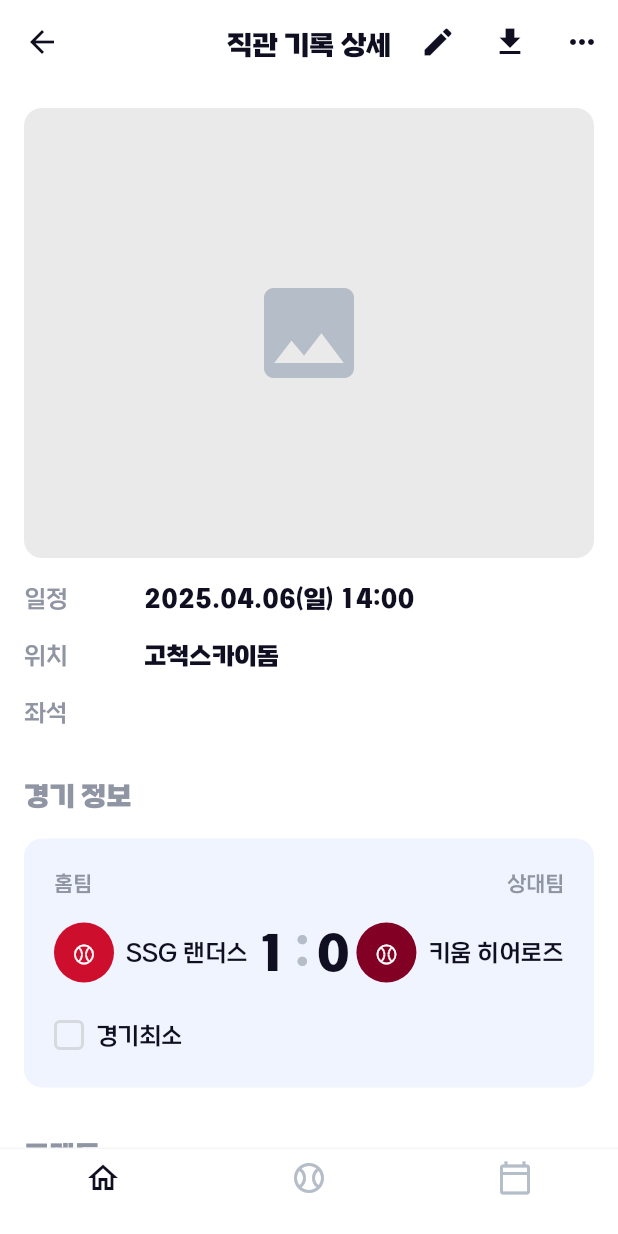
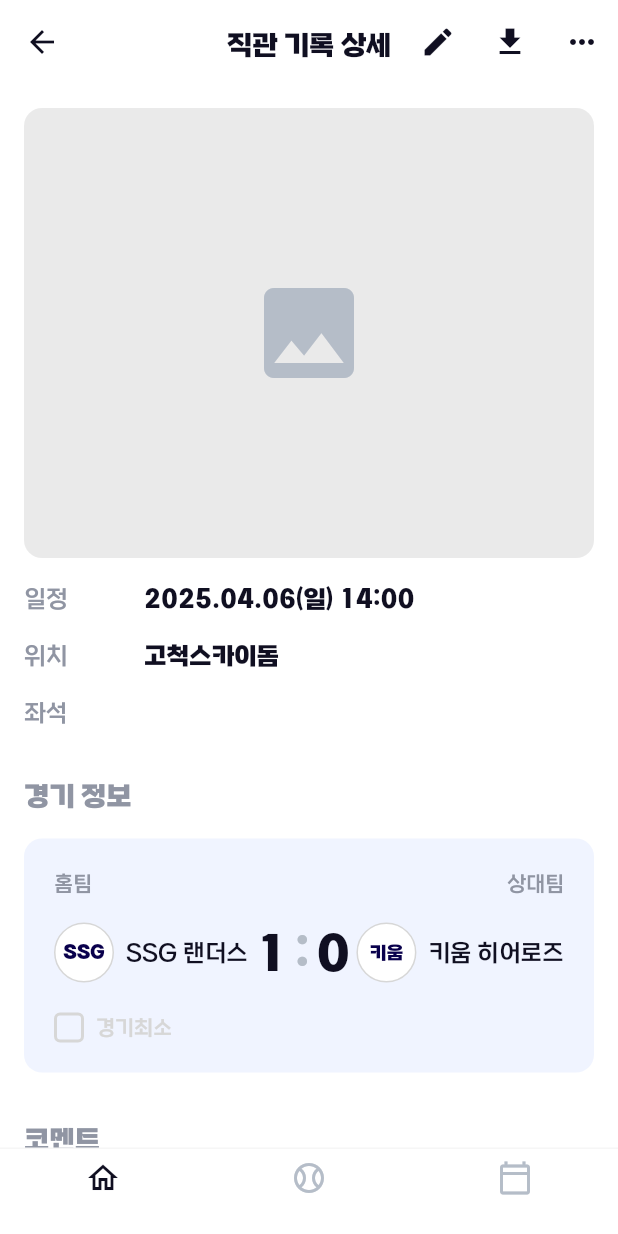
Before and after one commit to GlassyBus/seungyo-app, a Flutter app: the RecordDetailPage screen opened directly with sample values from the repository, on a phone screen of 412 x 824 dp. Run offline on Flutter 3.47's test engine with Material 3 defaults, Android fonts, the phone set to English and light mode, and no system bars; our stand-ins replace drift, equatable, flutter_svg, fluttertoast, image_picker, shared_preferences and 1 more; missing offline and left inert: sqlite3; accounts and stored records are empty; generated files the repository leaves out were written again.

Commit message:
Feat/db (#17)
* feat: 뒤로가기 수정

* feat: 닉네임 입력 화면 개선 및 유효성 검사 추가

- 피그마 디자인에 맞춰 닉네임 입력 화면 UI 개선
- 닉네임 길이 제한(2~10글자) 기능 구현
- 닉네임 유효성에 따른 버튼 활성화/비활성화 상태 관리
- 유효성 검사 결과에 따른 피드백 메시지 표시
  - 2글자 미만: 메시지 없음, 버튼 비활성화
  - 2~10글자: "사용 가능한 닉네임이에요." 메시지와 체크 아이콘 표시
  - 10글자 초과: "닉네임은 최대 10글자까지 가능해요." 메시지와 오류 아이콘 표시
- 버튼 스타일 개선: 유효한 닉네임일 때 네이비 배경과 흰색 텍스트

이 변경으로 사용자에게 더 직관적이고 명확한 피드백을 제공하여 UX 개선

* DB 테이블에 맞춰 수정

* db 오류 수정

* 기록에 직관 db 데이터 세팅

* 기록 데이터 내림 차순

* 기록 아이템 팀 이름으로 수정

* ui db 충돌 수정

* ui db 충돌 수정

* 로그인 로직 DB 수정

* 홈화면 유저 정보 표시

* 회원가입 완료 화면 엠블런 없는 오류 수정

* 프로필 수정 수정

* 직관 팀 선택 엠블럼 db에서 못가져오는거 수정

* DB 이미지 저장 및 사용 수정

* DB의 실제 canceled 값을 사용하여 체크박스 초기화

* 상세에서 db 데이터 못가져오는거 수정

```diff
--- a/lib/view/record/record_detail_screen.dart
+++ b/lib/view/record/record_detail_screen.dart
@@ -5,7 +5,6 @@ import 'package:intl/intl.dart';
 import 'package:seungyo/theme/theme.dart';
 
 import '../../models/game_record.dart';
-import '../../widgets/custom_checkbox.dart';
 import 'create_record_screen.dart';
 import 'widgets/action_modal.dart';
 
@@ -19,7 +18,7 @@ class RecordDetailPage extends StatefulWidget {
 }
 
 class _RecordDetailPageState extends State<RecordDetailPage> {
-  late bool isGameMinimum;
+  late final bool isGameMinimum;
 
   @override
   void initState() {
@@ -77,7 +76,9 @@ class _RecordDetailPageState extends State<RecordDetailPage> {
         borderRadius: BorderRadius.circular(12),
         child:
             widget.game.photos.isNotEmpty
-                ? PageView.builder(
+                ? Stack(
+                  children: [
+                    PageView.builder(
                       itemCount: widget.game.photos.length,
                       itemBuilder: (context, index) {
                         return Image.file(
@@ -90,6 +91,24 @@ class _RecordDetailPageState extends State<RecordDetailPage> {
                               ),
                         );
                       },
+                    ),
+                    if (widget.game.photos.length > 1)
+                      Positioned(
+                        bottom: 16,
+                        right: 16,
+                        child: Container(
+                          padding: const EdgeInsets.symmetric(horizontal: 8, vertical: 4),
+                          decoration: BoxDecoration(
+                            color: Colors.black.withOpacity(0.7),
+                            borderRadius: BorderRadius.circular(12),
+                          ),
+                          child: Text(
+                            '${widget.game.photos.length}장',
+                            style: const TextStyle(color: Colors.white, fontSize: 12),
+                          ),
+                        ),
+                      ),
+                  ],
                 )
                 : Container(
                   color: AppColors.gray20,
@@ -171,8 +190,8 @@ class _RecordDetailPageState extends State<RecordDetailPage> {
       children: [
         _buildTeamInfo(
           widget.game.homeTeam.name,
-          widget.game.homeTeam.primaryColor,
-          widget.game.homeTeam.logoUrl ?? '⚾',
+          widget.game.homeTeam.shortName, // shortName 직접 사용
+          widget.game.homeTeam.logo ?? '',
           textTheme,
         ),
         Text('${widget.game.homeScore}', style: textTheme.displayLarge),
@@ -180,25 +199,53 @@ class _RecordDetailPageState extends State<RecordDetailPage> {
         Text('${widget.game.awayScore}', style: textTheme.displayLarge),
         _buildTeamInfo(
           widget.game.awayTeam.name,
-          widget.game.awayTeam.primaryColor,
-          widget.game.awayTeam.logoUrl ?? '⚾',
+          widget.game.awayTeam.shortName, // shortName 직접 사용
+          widget.game.awayTeam.logo ?? '',
           textTheme,
         ),
       ],
     );
   }
 
-  Widget _buildTeamInfo(String teamName, Color color, String logoText, TextTheme textTheme) {
+  Widget _buildTeamInfo(String teamName, String shortName, String logoPath, TextTheme textTheme) {
     return Row(
       children: [
         Container(
           width: 40,
           height: 40,
-          decoration: BoxDecoration(color: color, borderRadius: BorderRadius.circular(20)),
+          decoration: BoxDecoration(
+            color: Colors.white,
+            shape: BoxShape.circle,
+            border: Border.all(color: AppColors.gray30, width: 1),
+          ),
           child: Center(
-            child: Text(
-              logoText,
-              style: textTheme.bodySmall?.copyWith(color: Colors.white, fontWeight: FontWeight.bold),
+            child:
+                logoPath.isNotEmpty && logoPath.startsWith('assets/')
+                    ? ClipRRect(
+                      borderRadius: BorderRadius.circular(20),
+                      child: Image.asset(
+                        logoPath,
+                        width: 32,
+                        height: 32,
+                        fit: BoxFit.contain,
+                        errorBuilder:
+                            (context, error, stackTrace) => Text(
+                              shortName.isNotEmpty ? shortName : '⚾',
+                              style: textTheme.bodySmall?.copyWith(
+                                color: AppColors.navy,
+                                fontWeight: FontWeight.bold,
+                                fontSize: 12,
+                              ),
+                            ),
+                      ),
+                    )
+                    : Text(
+                      shortName.isNotEmpty ? shortName : '⚾',
+                      style: textTheme.bodySmall?.copyWith(
+                        color: AppColors.navy,
+                        fontWeight: FontWeight.bold,
+                        fontSize: 12,
+                      ),
                     ),
           ),
         ),
@@ -211,14 +258,27 @@ class _RecordDetailPageState extends State<RecordDetailPage> {
   Widget _buildGameMinimumCheckbox() {
     return Align(
       alignment: Alignment.centerLeft,
-      child: CustomCheckbox(
-        value: isGameMinimum,
-        onChanged: (value) {
-          setState(() {
-            isGameMinimum = value;
-          });
-        },
-        label: '경기최소',
+      child: Row(
+        children: [
+          Container(
+            width: 20,
+            height: 20,
+            decoration: BoxDecoration(
+              color: isGameMinimum ? Theme.of(context).colorScheme.primary : Colors.transparent,
+              borderRadius: BorderRadius.circular(4),
+              border: Border.all(
+                color: isGameMinimum ? Theme.of(context).colorScheme.primary : Theme.of(context).colorScheme.outline,
+                width: 2,
+              ),
+            ),
+            child: isGameMinimum ? const Icon(Icons.check, color: Colors.white, size: 14) : null,
+          ),
+          const SizedBox(width: 8),
+          Text(
+            '경기최소',
+            style: Theme.of(context).textTheme.bodySmall?.copyWith(color: Theme.of(context).colorScheme.outline),
+          ),
+        ],
       ),
     );
   }
```
Also changed, not shown: lib/services/database_service.dart (+85 -5 lines). Lines whose indentation alone changed are shown as unchanged.
